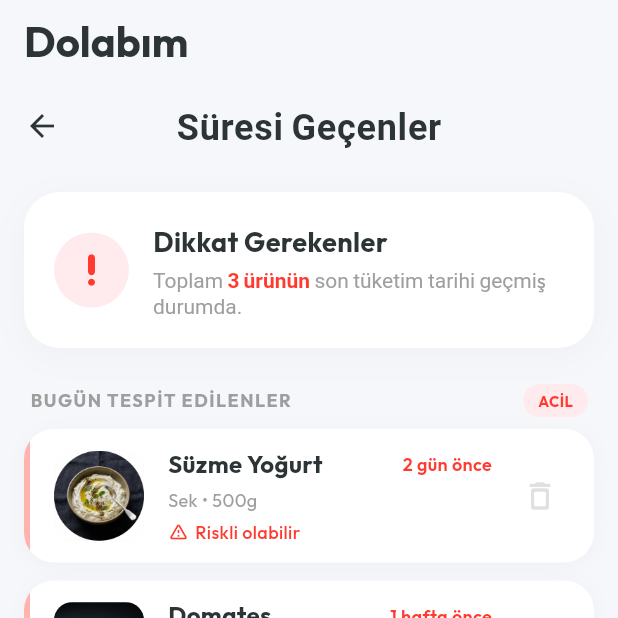
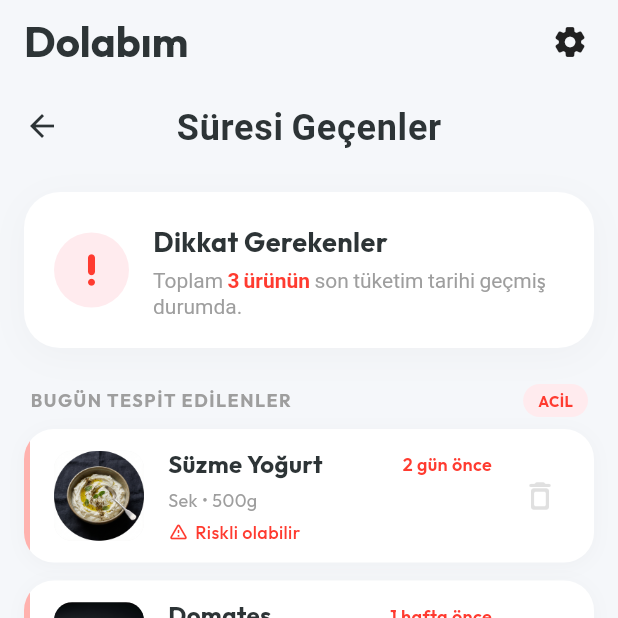
Before and after one commit to HalitSari/Dolapp2, a Flutter app: the screen it shows after launch, item 2 of the bottom bar chosen, after a tap on the "delete outline" icon, on a phone screen of 412 x 824 dp, the top half of it. Run offline on Flutter 3.47's test engine with Material 3 defaults, Android fonts, the phone set to English and light mode, and no system bars; our stand-ins replace google_fonts, shared_preferences.

Commit message:
CheckPoint2

```diff
--- a/lib/core/theme.dart
+++ b/lib/core/theme.dart
@@ -59,4 +59,62 @@ class AppTheme {
       contentPadding: const EdgeInsets.symmetric(horizontal: 20, vertical: 16),
     ),
   );
+
+  static final ThemeData darkTheme = ThemeData(
+    brightness: Brightness.dark,
+    scaffoldBackgroundColor: const Color(0xFF121212), // Dark background
+    primaryColor: const Color(0xFFFF3B30),
+    cardColor: const Color(0xFF1E1E1E), // Slightly lighter dark for cards
+    colorScheme: const ColorScheme.dark(
+      primary: Color(0xFFFF3B30),
+      secondary: Color(0xFF34C759),
+      surface: Color(0xFF1E1E1E),
+      onSurface: Colors.white,
+      error: Color(0xFFFF3B30),
+    ),
+    fontFamily: GoogleFonts.outfit().fontFamily,
+    appBarTheme: const AppBarTheme(
+      backgroundColor: Colors.transparent,
+      elevation: 0,
+      centerTitle: true,
+      iconTheme: IconThemeData(color: Colors.white),
+      titleTextStyle: TextStyle(
+        fontSize: 24,
+        fontWeight: FontWeight.bold,
+        color: Colors.white,
+        letterSpacing: 0.5,
+      ),
+    ),
+    floatingActionButtonTheme: const FloatingActionButtonThemeData(
+      backgroundColor: Color(0xFFFF3B30),
+      foregroundColor: Colors.white,
+      elevation: 8,
+    ),
+    bottomSheetTheme: const BottomSheetThemeData(
+      backgroundColor: Color(0xFF1E1E1E),
+      shape: RoundedRectangleBorder(
+        borderRadius: BorderRadius.vertical(top: Radius.circular(24)),
+      ),
+    ),
+    inputDecorationTheme: InputDecorationTheme(
+      filled: true,
+      fillColor: const Color(0xFF2C2C2E), // Darker input fill
+      border: OutlineInputBorder(
+        borderRadius: BorderRadius.circular(16),
+        borderSide: BorderSide.none,
+      ),
+      enabledBorder: OutlineInputBorder(
+        borderRadius: BorderRadius.circular(16),
+        borderSide: BorderSide.none,
+      ),
+      focusedBorder: OutlineInputBorder(
+        borderRadius: BorderRadius.circular(16),
+        borderSide: const BorderSide(color: Color(0xFFFF3B30), width: 2),
+      ),
+      labelStyle: const TextStyle(color: Colors.grey),
+      hintStyle: TextStyle(color: Colors.grey[700]),
+      contentPadding: const EdgeInsets.symmetric(horizontal: 20, vertical: 16),
+    ),
+    iconTheme: const IconThemeData(color: Colors.white70),
+  );
 }
--- a/lib/main.dart
+++ b/lib/main.dart
@@ -4,6 +4,7 @@ import 'package:flutter/material.dart';
 import 'package:flutter_localizations/flutter_localizations.dart';
 import 'package:provider/provider.dart';
 import 'package:dolaptakip/providers/fridge_provider.dart';
+import 'package:dolaptakip/providers/theme_provider.dart';
 
 void main() {
   runApp(const MyApp());
@@ -15,11 +16,18 @@ class MyApp extends StatelessWidget {
   @override
   Widget build(BuildContext context) {
     return MultiProvider(
-      providers: [ChangeNotifierProvider(create: (_) => FridgeProvider())],
-      child: MaterialApp(
+      providers: [
+        ChangeNotifierProvider(create: (_) => FridgeProvider()),
+        ChangeNotifierProvider(create: (_) => ThemeProvider()),
+      ],
+      child: Consumer<ThemeProvider>(
+        builder: (context, themeProvider, child) {
+          return MaterialApp(
             title: 'Dolap Takip',
             debugShowCheckedModeBanner: false,
             theme: AppTheme.lightTheme,
+            darkTheme: AppTheme.darkTheme,
+            themeMode: themeProvider.themeMode,
             localizationsDelegates: const [
               GlobalMaterialLocalizations.delegate,
               GlobalWidgetsLocalizations.delegate,
@@ -27,6 +35,8 @@ class MyApp extends StatelessWidget {
             ],
             supportedLocales: const [Locale('tr', 'TR')],
             home: const SplashScreen(),
+          );
+        },
       ),
     );
   }
--- a/lib/pages/home_page.dart
+++ b/lib/pages/home_page.dart
@@ -5,6 +5,8 @@ import 'package:dolaptakip/widgets/custom_bottom_nav.dart';
 import 'package:dolaptakip/providers/fridge_provider.dart';
 import 'package:flutter/material.dart';
 import 'package:provider/provider.dart';
+
+import 'package:dolaptakip/pages/settings_page.dart';
 
 class HomePage extends StatefulWidget {
   const HomePage({super.key});
@@ -45,8 +47,23 @@ class _HomePageState extends State<HomePage> {
         centerTitle: false,
         titleTextStyle: Theme.of(context).textTheme.headlineMedium?.copyWith(
           fontWeight: FontWeight.bold,
-          color: Color(0xFF2D3436),
+          color: Theme.of(context).colorScheme.onSurface,
         ),
+        actions: [
+          IconButton(
+            icon: Icon(
+              Icons.settings_rounded,
+              color: Theme.of(context).iconTheme.color,
+            ),
+            onPressed: () {
+              Navigator.push(
+                context,
+                MaterialPageRoute(builder: (context) => const SettingsPage()),
+              );
+            },
+          ),
+          const SizedBox(width: 8),
+        ],
       ),
       body: _pages[_currentIndex],
       floatingActionButton: _currentIndex == 0
--- a/lib/providers/fridge_provider.dart
+++ b/lib/providers/fridge_provider.dart
@@ -1,20 +1,46 @@
+import 'dart:convert';
 import 'package:dolaptakip/models/food_item.dart';
 import 'package:flutter/material.dart';
+import 'package:shared_preferences/shared_preferences.dart';
 
 class FridgeProvider extends ChangeNotifier {
-  final List<FoodItem> _items = [];
+  List<FoodItem> _items = [];
 
   List<FoodItem> get items => List.unmodifiable(_items);
+
+  FridgeProvider() {
+    _loadItems();
+  }
+
+  Future<void> _loadItems() async {
+    final prefs = await SharedPreferences.getInstance();
+    final String? itemsJson = prefs.getString('food_items');
+    if (itemsJson != null) {
+      final List<dynamic> decodedList = jsonDecode(itemsJson);
+      _items = decodedList.map((item) => FoodItem.fromJson(item)).toList();
+      notifyListeners();
+    }
+  }
+
+  Future<void> _saveItems() async {
+    final prefs = await SharedPreferences.getInstance();
+    final String encodedList = jsonEncode(
+      _items.map((item) => item.toJson()).toList(),
+    );
+    await prefs.setString('food_items', encodedList);
+  }
 
   void addItem(FoodItem item) {
     _items.add(item);
     // Sort items by expiration date (closest first)
     _items.sort((a, b) => a.expirationDate.compareTo(b.expirationDate));
+    _saveItems();
     notifyListeners();
   }
 
   void removeItem(String id) {
     _items.removeWhere((item) => item.id == id);
+    _saveItems();
     notifyListeners();
   }
 }
--- a/lib/widgets/custom_bottom_nav.dart
+++ b/lib/widgets/custom_bottom_nav.dart
@@ -15,11 +15,15 @@ class CustomBottomNavBar extends StatelessWidget {
     return Container(
       margin: const EdgeInsets.fromLTRB(24, 0, 24, 24),
       decoration: BoxDecoration(
-        color: Colors.white.withAlpha(240), // White transparent
+        color: Theme.of(
+          context,
+        ).cardColor.withAlpha(240), // Adaptive background
         borderRadius: BorderRadius.circular(30),
         boxShadow: [
           BoxShadow(
-            color: Colors.grey.withAlpha(50), // Soft grey shadow
+            color: Colors.black.withAlpha(
+              Theme.of(context).brightness == Brightness.dark ? 80 : 20,
+            ),
             blurRadius: 20,
             offset: const Offset(0, 10),
           ),
--- a/pubspec.yaml
+++ b/pubspec.yaml
@@ -39,6 +39,7 @@ dependencies:
   intl: ^0.20.2
   google_fonts: ^6.3.3
   provider: ^6.1.5+1
+  shared_preferences: ^2.5.4
 
 dev_dependencies:
   flutter_test:
```
Also changed, not shown: lib/models/food_item.dart (+21 -0 lines), lib/pages/settings_page.dart (added, +112 -0 lines), lib/providers/theme_provider.dart (added, +30 -0 lines), pubspec.lock. Lines whose indentation alone changed are shown as unchanged.
